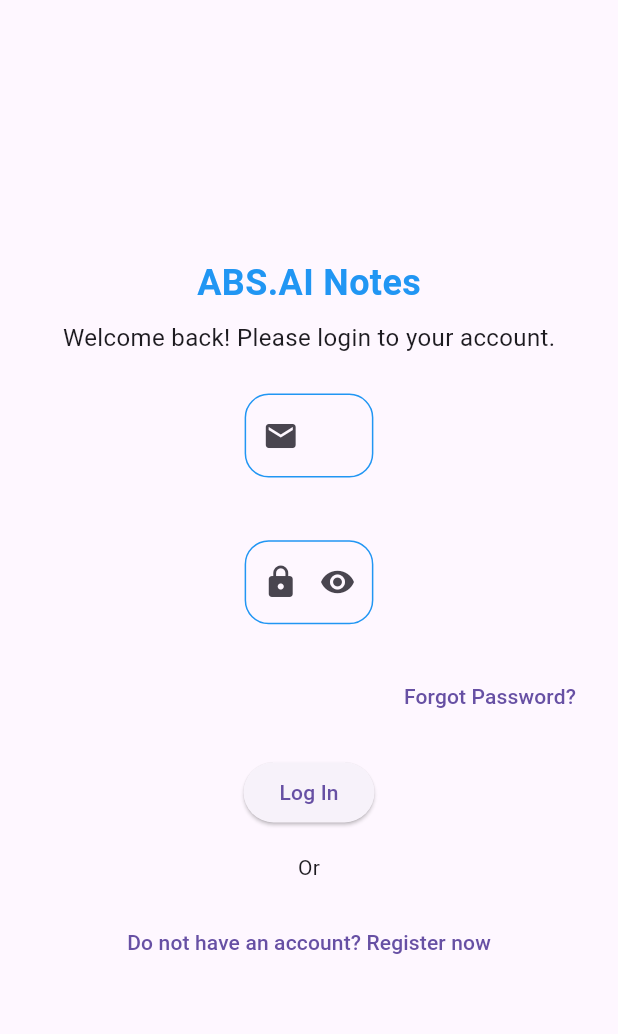
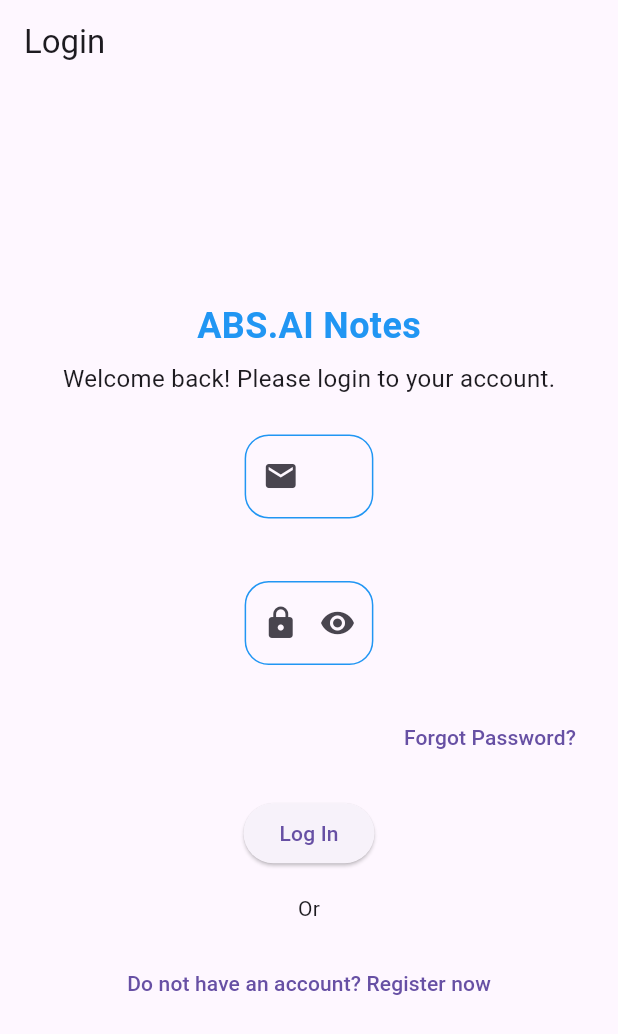
Before and after one commit to salmaehab26/ABS.AI_Task, a Flutter app: the screen it shows after launch, on a phone screen of 412 x 824 dp. Shown: the top 1034 px of the screen. Run offline on Flutter 3.47's test engine with Material 3 defaults, Android fonts, the phone set to English and light mode, and no system bars; our stand-ins replace cloud_firestore, firebase_auth, firebase_core, flutter_bloc, flutter_screenutil, shared_preferences; accounts and stored records are empty.

Commit message:
fix errors

```diff
--- a/lib/core/AppGenerator.dart
+++ b/lib/core/AppGenerator.dart
@@ -10,7 +10,7 @@ class RoutesGenerator {
       case AppRoutes.homeScreen:
         return MaterialPageRoute(builder: (_) => HomeScreen());
       case AppRoutes.Login:
-        return MaterialPageRoute(builder: (_) => LogIn());
+        return MaterialPageRoute(builder: (_) => LoginScreen());
       default:
         return unDefinedRoute();
     }
--- a/lib/features/auth/cubit/AuthState.dart
+++ b/lib/features/auth/cubit/AuthState.dart
@@ -1,12 +1,15 @@
 
-import 'package:abs_task/features/auth/model/user.dart';
+abstract class UserStates {
+}
 
-abstract class UserStates{}
-class initStateUserState extends UserStates{
+class initStateUserState extends UserStates {}
+
+class loadingStateUserState extends UserStates {}
+
+class succesStateUserState extends UserStates {}
+
+class errorStateUserState extends UserStates {
+  final String error;
+
+  errorStateUserState(this.error);
 }
-class loadingStateUserState extends UserStates{}
-class errorStateUserState extends UserStates{
-  String error;
-  errorStateUserState({required this.error});
-}
-class succesStateUserState extends UserStates{}
--- a/lib/features/auth/cubit/AuthViewModel.dart
+++ b/lib/features/auth/cubit/AuthViewModel.dart
@@ -1,23 +1,25 @@
 import 'package:abs_task/features/auth/cubit/AuthState.dart';
 import 'package:abs_task/features/auth/model/LoginFirebase.dart';
+import 'package:firebase_auth/firebase_auth.dart';
 import 'package:flutter/cupertino.dart';
 import 'package:flutter_bloc/flutter_bloc.dart';
+import 'package:shared_preferences/shared_preferences.dart';
 
 class AuthViewModel extends Cubit<UserStates> {
-  AuthViewModel() : super(initStateUserState());
-  var formKey=GlobalKey<FormState>();
-   var emailController=TextEditingController();
-   var passwordController=TextEditingController();
-  static  bool isObscure=true;
-    login(String email, String password) async {
+  final FirebaseAuth firebaseAuth;
 
-    Future<void> login(String email, String password) async {
+  AuthViewModel(this.firebaseAuth) : super(initStateUserState());
+
+  Future<void> login(String email, String password) async {
     emit(loadingStateUserState());
+    try {
+      UserCredential userCredential = await firebaseAuth.signInWithEmailAndPassword(email: email, password: password);
+      String userId = userCredential.user!.uid;
 
-    try {
-    await FirebaseLogin.login(email, password);
-    emit(succesStateUserState());
+      SharedPreferences prefs = await SharedPreferences.getInstance();
+      await prefs.setString("userId", userId);
+      emit(succesStateUserState());
     } catch (e) {
-    emit(errorStateUserState(error: e.toString()));
+      emit(errorStateUserState(e.toString()));
     }
-}}}
+  }}
--- a/lib/features/auth/model/LoginFirebase.dart
+++ b/lib/features/auth/model/LoginFirebase.dart
@@ -1,4 +1,3 @@
-import 'package:abs_task/core/SharedPrefrence.dart';
 import 'package:firebase_auth/firebase_auth.dart';
 
 class FirebaseLogin {
@@ -7,8 +6,6 @@ class FirebaseLogin {
       final credential = await FirebaseAuth.instance
           .signInWithEmailAndPassword(email: email, password: password);
 
-      await SharedPreference.init();
-      await SharedPreference.saveData(key: "email", value: email);
     } on FirebaseAuthException catch (e) {
       throw e.message ?? 'Login failed';
     }
--- a/lib/features/auth/view/logInScreen.dart
+++ b/lib/features/auth/view/logInScreen.dart
@@ -1,50 +1,34 @@
 import 'package:abs_task/core/AppRoutes.dart';
-import 'package:abs_task/core/dialog_utils.dart';
 import 'package:abs_task/core/my_colors.dart';
 import 'package:abs_task/core/text_field_item.dart';
-import 'package:abs_task/features/auth/cubit/AuthState.dart';
 import 'package:abs_task/features/auth/cubit/AuthViewModel.dart';
-import 'package:abs_task/features/auth/model/user.dart';
-import 'package:flutter/cupertino.dart';
 import 'package:flutter/material.dart';
 import 'package:flutter_bloc/flutter_bloc.dart';
+import 'package:abs_task/features/auth/cubit/AuthState.dart';
 import 'package:flutter_screenutil/flutter_screenutil.dart';
 
-class LogIn extends StatefulWidget {
-  const LogIn({super.key});
-
-  @override
-  State<LogIn> createState() => _LogInState();
-}
-
-class _LogInState extends State<LogIn> {
-  var loginViewModel = AuthViewModel();
+class LoginScreen extends StatelessWidget {
+  final TextEditingController emailController = TextEditingController();
+  final TextEditingController passwordController = TextEditingController();
 
   @override
   Widget build(BuildContext context) {
-    return BlocListener(
-      bloc: loginViewModel,
+    return Scaffold(
+      appBar: AppBar(title: Text("Login")),
+      body: BlocListener<AuthViewModel, UserStates>(
         listener: (context, state) {
-        if (state is loadingStateUserState) {
-          return DialogUtil.showLoading(context, "Loading...");
+          if (state is succesStateUserState) {
+            Navigator.pushReplacementNamed(context, AppRoutes.homeScreen);
           } else if (state is errorStateUserState) {
-          DialogUtil.hideLoading(context);
-          return DialogUtil.showMessage(
-            context,
-            state.error.toString(),
-            title: "Error",
-          );
-        } else if (state is succesStateUserState) {
-          DialogUtil.hideLoading(context);
-          Navigator.pushReplacementNamed(context, AppRoutes.homeScreen);
+            ScaffoldMessenger.of(context).showSnackBar(SnackBar(content: Text(state.error)));
           }
         },
-      child: Scaffold(
-        body: Center(
+        child: Center(
           child: Padding(
-            padding: const EdgeInsets.all(16.0),
+            padding: EdgeInsets.all(16.0),
             child: Column(
               mainAxisAlignment: MainAxisAlignment.center,
+
               children: [
               Text(
               'ABS.AI Notes',
@@ -52,9 +36,8 @@ class _LogInState extends State<LogIn> {
                 fontSize: 24,
                 fontWeight: FontWeight.bold,
                 color: Colors.blue,
-                  ),
-                ),
-                SizedBox(height: 8),
+              ),),
+                SizedBox(height: 8.h),
                 Text(
                   'Welcome back! Please login to your account.',
                   style: TextStyle(fontSize: 16),
@@ -65,7 +48,7 @@ class _LogInState extends State<LogIn> {
                   child: Column(
                     children: [
                       CustomTextFormField(
-                        controller: loginViewModel.emailController,
+                        controller: emailController,
                         borderColor: AppColors.primaryColor,
 
                         hintText: 'Email address',
@@ -74,7 +57,7 @@ class _LogInState extends State<LogIn> {
                       SizedBox(height: 16),
                       CustomTextFormField(
                         borderColor: AppColors.primaryColor,
-                        controller: loginViewModel.passwordController,
+                        controller: passwordController,
                         hintText: 'Enter your password',
                         prefixIcon: Icon(Icons.lock),
                         suffixIcon: Icon(Icons.visibility),
@@ -94,12 +77,12 @@ class _LogInState extends State<LogIn> {
                 SizedBox(height: 16),
                 ElevatedButton(
                   onPressed: () {
-                    loginViewModel.login(
-                      loginViewModel.emailController.text,
-                      loginViewModel.passwordController.text,
-                    );
+                    final email = emailController.text.trim();
+                    final password = passwordController.text.trim();
+                    context.read<AuthViewModel>().login(email, password);
+
                   },
-                  child: Text('Log In'),
+                  child: Text("Log In"),
                 ),
             SizedBox(height: 16),
             Text('Or'),
@@ -107,8 +90,7 @@ class _LogInState extends State<LogIn> {
             TextButton(
               onPressed: () {},
               child: Text('Do not have an account? Register now'),
-                ),
-              ],
+            ) ],
             ),
           ),
         ),
```
Also changed, not shown: lib/core/SharedPrefrence.dart (deleted, +0 -29 lines), lib/core/add_task_bottom_sheet.dart (+11 -15 lines), lib/features/home/cubit/homeStates.dart (+34 -5 lines), lib/features/home/cubit/homeViewModel.dart (+39 -23 lines), lib/features/home/model/homeFirebase.dart (+20 -13 lines), lib/features/home/view/homeScreen.dart (+40 -21 lines), lib/features/notes/model/NoteModel.dart (+14 -17 lines), lib/features/notes/view/noteswidget.dart (+6 -6 lines), lib/main.dart (+16 -3 lines). Lines whose indentation alone changed are shown as unchanged.
